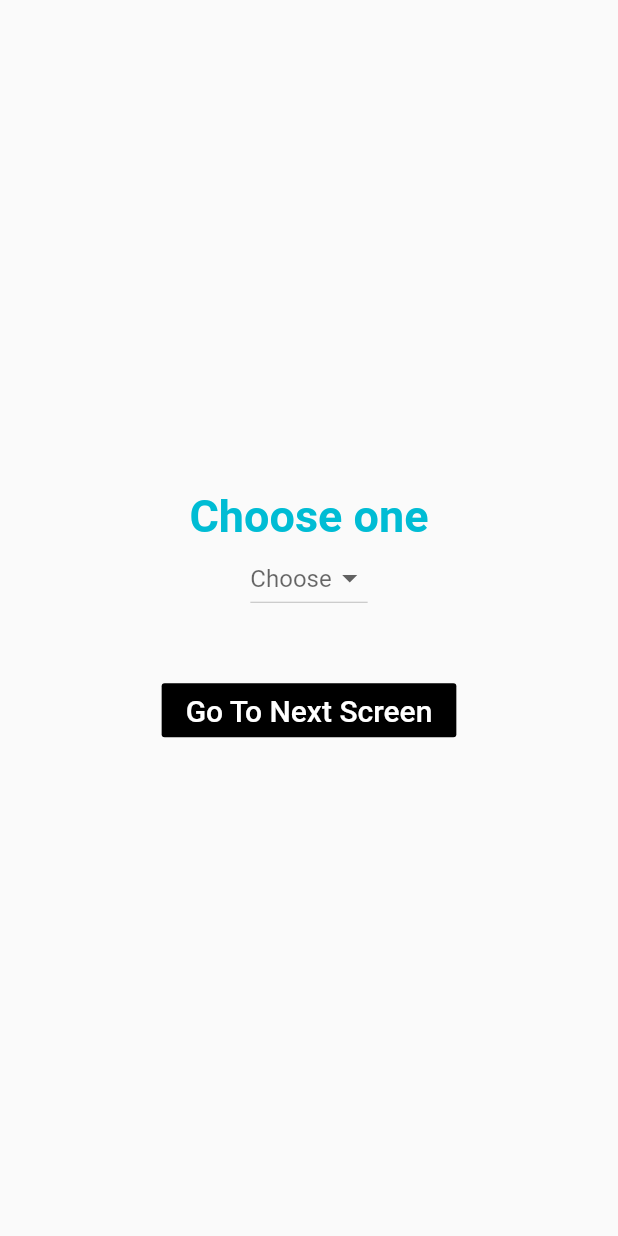
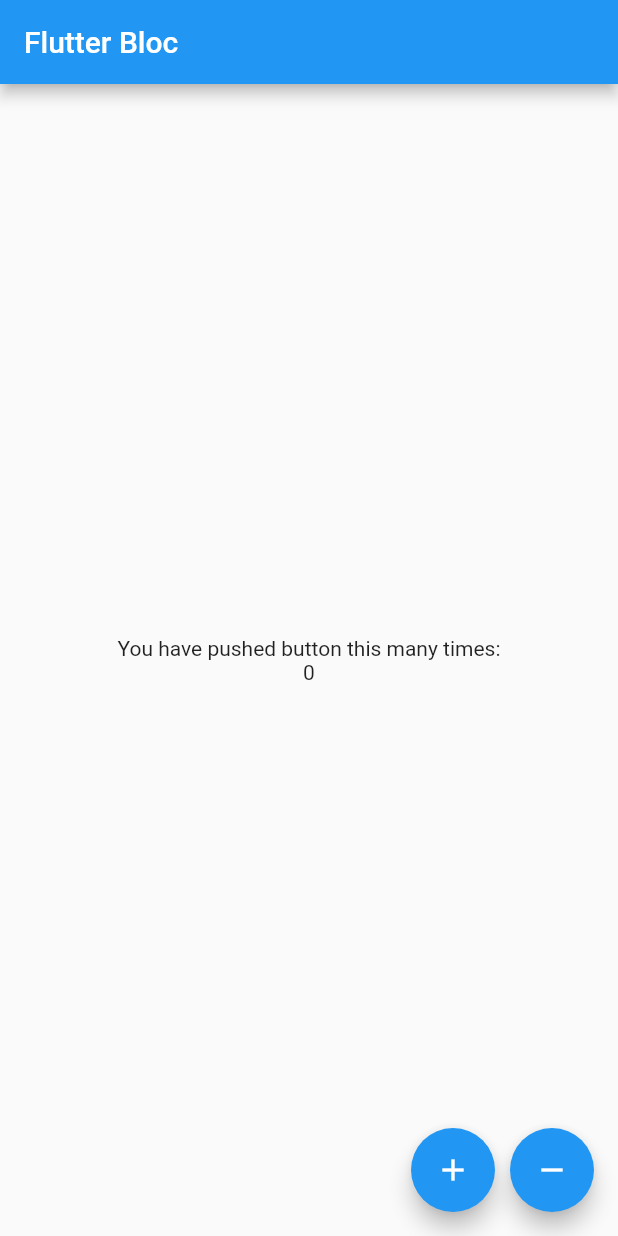
Before and after one commit to ug2454/Calendar, a Flutter app: the screen it shows after launch, on a phone screen of 412 x 824 dp. Run offline on Flutter 3.47's test engine with Material 2 defaults, Android fonts, the phone set to English and light mode, and no system bars; our stand-ins replace syncfusion_flutter_datepicker.

Commit message:
counter increment bloc implementation

```diff
--- /dev/null
+++ b/lib/bloc/counter_bloc.dart
@@ -0,0 +1,34 @@
+import 'dart:async';
+
+import 'package:calendar/bloc/counter_event.dart';
+
+class CounterBloc {
+  int _counter = 0;
+  final _counterStateController = StreamController<int>();
+
+  StreamSink<int> get _inCounter => _counterStateController.sink;
+
+  Stream<int> get counter => _counterStateController.stream;
+
+  final _counterEventController = StreamController<CounterEvent>();
+
+  Sink<CounterEvent> get counterEventSink => _counterEventController.sink;
+
+  CounterBloc() {
+    _counterEventController.stream.listen(_mapEventToState);
+  }
+
+  void _mapEventToState(CounterEvent event) {
+    if (event is IncrementEvent) {
+      _counter++;
+    } else
+      _counter--;
+
+    _inCounter.add(_counter);
+  }
+
+  void dispose() {
+    _counterEventController.close();
+    _counterStateController.close();
+  }
+}
--- /dev/null
+++ b/lib/bloc/counter_event.dart
@@ -0,0 +1,5 @@
+abstract class CounterEvent {}
+
+class IncrementEvent extends CounterEvent {}
+
+class DecrementEvent extends CounterEvent {}
--- /dev/null
+++ b/lib/dropdown_bloc.dart
@@ -0,0 +1,5 @@
+import 'dropdown_selection.dart';
+
+class DropdownBloc{
+
+}
--- a/lib/main.dart
+++ b/lib/main.dart
@@ -1,3 +1,4 @@
+import 'package:calendar/screens/counter_screen.dart';
 import 'package:calendar/screens/drop_down_screen.dart';
 import 'package:flutter/material.dart';
 
@@ -10,7 +11,8 @@ class MyApp extends StatelessWidget {
   @override
   Widget build(BuildContext context) {
     return MaterialApp(
-      home: DropdownScreen(),
+      // home: DropdownScreen(),
+      home: CounterScreen(),
     );
   }
 }
--- /dev/null
+++ b/lib/screens/counter_screen.dart
@@ -0,0 +1,47 @@
+import 'package:calendar/bloc/counter_bloc.dart';
+import 'package:calendar/bloc/counter_event.dart';
+import 'package:flutter/material.dart';
+
+class CounterScreen extends StatelessWidget {
+  final _bloc = CounterBloc();
+  @override
+  Widget build(BuildContext context) {
+    return Scaffold(
+      appBar: AppBar(
+        title: Text('Flutter Bloc'),
+      ),
+      floatingActionButton: Row(
+        mainAxisAlignment: MainAxisAlignment.end,
+        children: [
+          FloatingActionButton(
+            onPressed: () => _bloc.counterEventSink.add(IncrementEvent()),
+            tooltip: 'Increment',
+            child: Icon(Icons.add),
+          ),
+          SizedBox(
+            width: 10.0,
+          ),
+          FloatingActionButton(
+            onPressed: () => _bloc.counterEventSink.add(DecrementEvent()),
+            tooltip: 'Decrement',
+            child: Icon(Icons.remove),
+          ),
+        ],
+      ),
+      body: Center(
+          child: StreamBuilder(
+        builder: (context, snapshot) {
+          return Column(
+            mainAxisAlignment: MainAxisAlignment.center,
+            children: [
+              Text('You have pushed button this many times:'),
+              Text('${snapshot.data}'),
+            ],
+          );
+        },
+        stream: _bloc.counter,
+        initialData: 0,
+      )),
+    );
+  }
+}
--- a/pubspec.yaml
+++ b/pubspec.yaml
@@ -25,6 +25,7 @@ dependencies:
     sdk: flutter
   table_calendar: ^2.2.3
   syncfusion_flutter_datepicker: ^18.2.57-beta
+  flutter_bloc: ^6.0.5
 
   # The following adds the Cupertino Icons font to your application.
   # Use with the CupertinoIcons class for iOS style icons.
```
Also changed, not shown: lib/screens/drop_down_screen.dart (+8 -6 lines), lib/dropdown_selection.dart (added), pubspec.lock.
